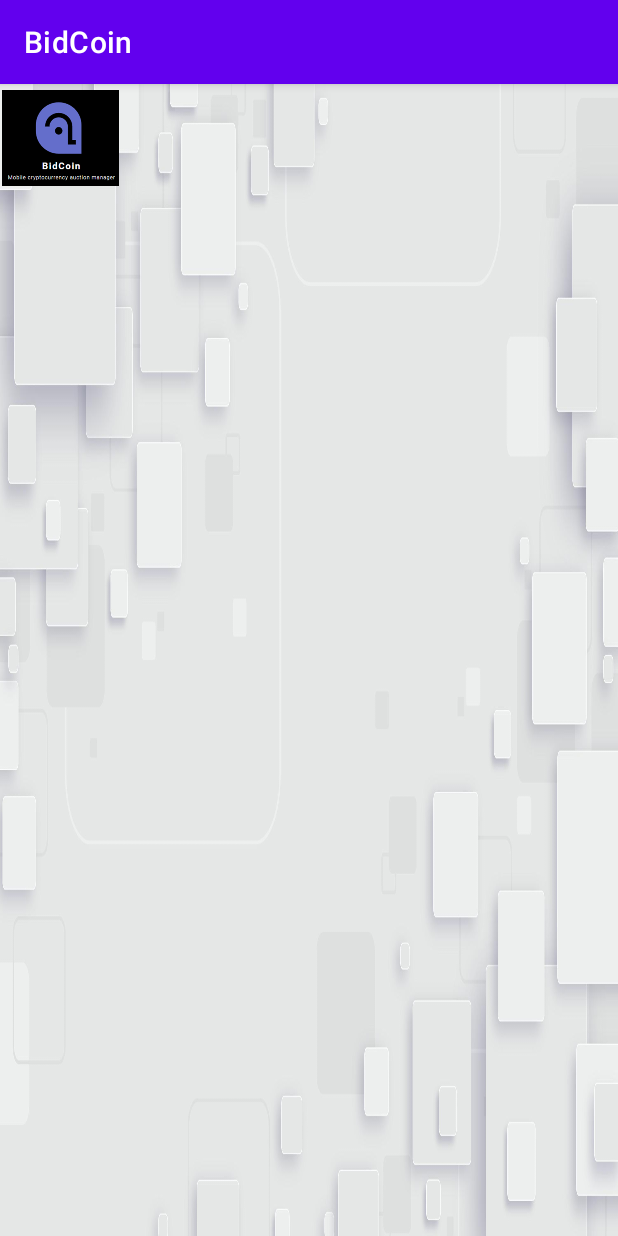
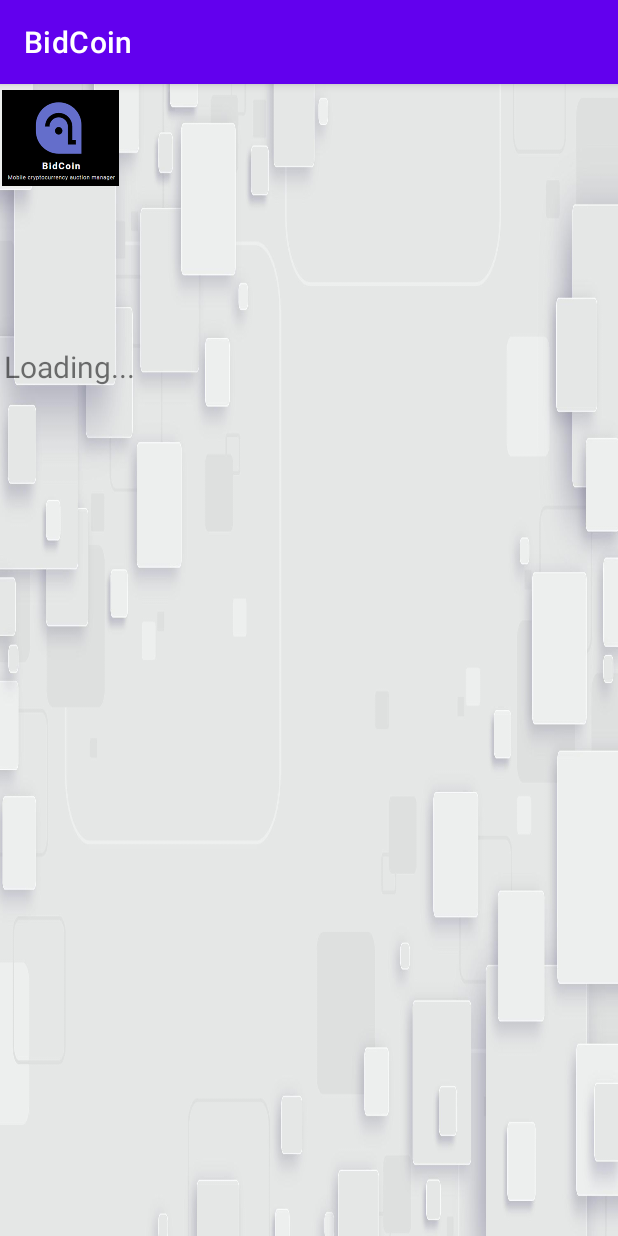
Before and after one commit to ishanfdo18098/CO225-Java-Project, an Android app: the AdminPage1 screen opened directly, with no data from a screen before it, after a tap on "VIEW CURRENT AUCTIONS", on a phone screen of 412 x 824 dp. Run offline under Robolectric (Android 15) with nearby library versions, the phone set to English and light mode, and no system bars; 1 statement that could not run was skipped.

Commit message:
Admin End Bid Done

```diff
--- a/BidCoinApp/app/src/main/AndroidManifest.xml
+++ b/BidCoinApp/app/src/main/AndroidManifest.xml
@@ -27,6 +27,9 @@
             android:exported="false" />
         <activity
             android:name=".AdminMode.AdminPage4"
+            android:exported="false" />
+        <activity
+            android:name=".AdminMode.AdminPage5"
             android:exported="false" />
         <activity
             android:name=".AdminMode.AdminPage6"
--- a/BidCoinApp/app/src/main/java/com/ishanadeeparidma/bidcoin/AdminMode/AdminPage1.java
+++ b/BidCoinApp/app/src/main/java/com/ishanadeeparidma/bidcoin/AdminMode/AdminPage1.java
@@ -37,7 +37,7 @@ public class AdminPage1 extends AppCompatActivity {
 
     public void viewCurrentAuctions(View v){
         //probably AllCurencyAuctions.class should be changed to AdminPage3.class
-        Intent j = new Intent(this, AdminPage3.class/*AdminPage3.class*/);
+        Intent j = new Intent(this, AdminPage5.class/*AdminPage3.class*/);
         j.putExtra("email",emailText);
         j.putExtra("password",passwordText);
         startActivity(j);
--- a/BidCoinApp/app/src/main/java/com/ishanadeeparidma/bidcoin/AdminMode/AdminPage4.java
+++ b/BidCoinApp/app/src/main/java/com/ishanadeeparidma/bidcoin/AdminMode/AdminPage4.java
@@ -10,6 +10,7 @@ import com.ishanadeeparidma.bidcoin.Repository.API_Repository;
 
 import android.app.DatePickerDialog;
 import android.app.TimePickerDialog;
+import android.content.Intent;
 import android.os.Bundle;
 import android.os.Handler;
 import android.text.InputType;
@@ -143,7 +144,10 @@ public class AdminPage4 extends AppCompatActivity {
                     @Override
                     public void run() {
                         // Do something after 5s = 5000ms
-                        finish();
+                        Intent nextIntent = new Intent(AdminPage4.this, AdminPage5.class);
+                        nextIntent.putExtra("email",email);
+                        nextIntent.putExtra("password",password);
+                        startActivity(nextIntent);
                     }
                 }, 2000);
             }
--- a/BidCoinApp/app/src/main/java/com/ishanadeeparidma/bidcoin/Net/BidCoinAPIAccess.java
+++ b/BidCoinApp/app/src/main/java/com/ishanadeeparidma/bidcoin/Net/BidCoinAPIAccess.java
@@ -46,5 +46,10 @@ public interface BidCoinAPIAccess {
     @POST("api/bids/insertNewBidOnRunningBid")
     Call<SingleBidResponse> insertNewBidOnRunningBid(@Body SingleBidResponse singleBid);
 
+    @GET("api/bids/allWonBids")
+    Call<List<WonBidsModel>> getAllWonBids();
+
+    @GET("api/admin/cancelBid/{cryptoName}")
+    Call<AdminCancelBidModel> cancelBidByAdmin(@Path("cryptoName") String cryptoName);
 
 }
--- a/BidCoinApp/app/src/main/res/layout/activity_admin_page5.xml
+++ b/BidCoinApp/app/src/main/res/layout/activity_admin_page5.xml
@@ -6,12 +6,38 @@
     android:layout_height="match_parent"
     tools:context=".AdminMode.AdminPage5"
     android:background="@drawable/whitebg">
+    <LinearLayout
+        android:id="@+id/LinearLayoutHead"
+        android:layout_width="409dp"
+        android:layout_height="155dp"
+        android:orientation="vertical"
+        app:layout_constraintEnd_toEndOf="parent"
+        app:layout_constraintStart_toStartOf="parent"
+        app:layout_constraintTop_toTopOf="parent">
 
-    <ImageView
-        android:id="@+id/imageView10"
-        android:layout_width="101dp"
-        android:layout_height="87dp"
+        <ImageView
+            android:id="@+id/imageView8"
+            android:layout_width="78dp"
+            android:layout_height="72dp"
+            app:srcCompat="@drawable/logo" />
+    </LinearLayout>
+
+    <LinearLayout
+        android:id="@+id/LinearLayoutBody"
+        android:layout_width="409dp"
+        android:layout_height="574dp"
+        android:orientation="vertical"
+        app:layout_constraintBottom_toBottomOf="parent"
+        app:layout_constraintEnd_toEndOf="parent"
+        app:layout_constraintHorizontal_bias="1.0"
         app:layout_constraintStart_toStartOf="parent"
-        app:layout_constraintTop_toTopOf="parent"
-        app:srcCompat="@drawable/logo" />
+        app:layout_constraintTop_toBottomOf="@+id/LinearLayoutHead">
+
+        <TextView
+            android:id="@+id/textView7"
+            android:layout_width="match_parent"
+            android:layout_height="wrap_content"
+            android:text="Loading..."
+            android:textSize="20sp" />
+    </LinearLayout>
 </androidx.constraintlayout.widget.ConstraintLayout>
```
Also changed, not shown: BidCoinApp/app/src/main/java/com/ishanadeeparidma/bidcoin/AdminMode/AdminPage5.java (+19 -7 lines), BidCoinApp/app/src/main/java/com/ishanadeeparidma/bidcoin/Models/AdminCancelBidModel.java (added, +37 -0 lines), BidCoinApp/app/src/main/java/com/ishanadeeparidma/bidcoin/Models/WonBidsModel.java (added, +59 -0 lines).
